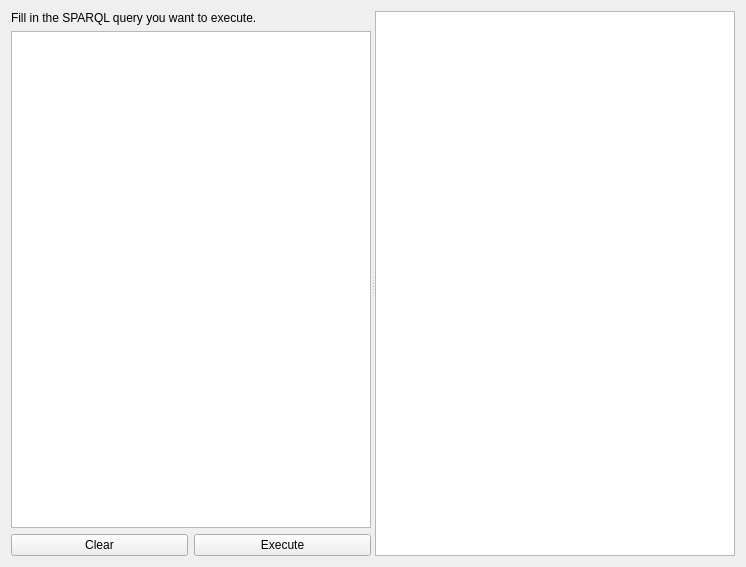
This is ui/querytab.ui in Kunstenpunt/datakwaliteit-tool as Qt 5 draws it before an edit. The edited form follows.
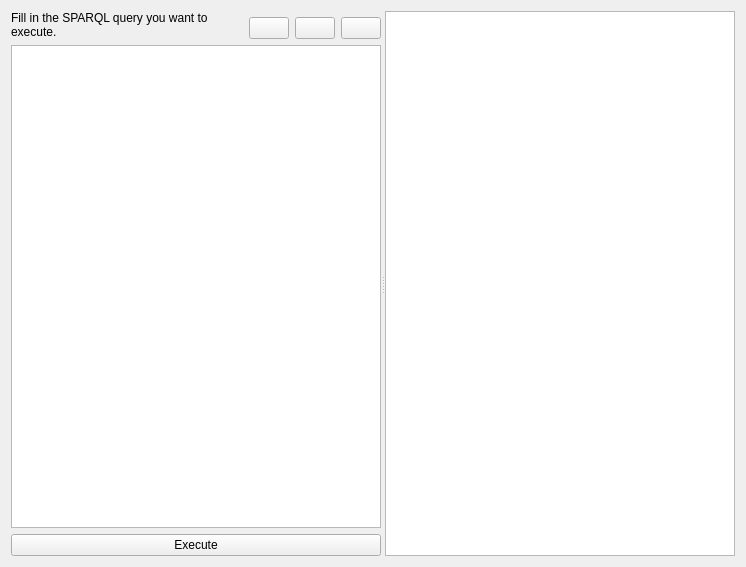
This is the edited form. Icons and pictures are not drawn.

Commit message: Add clear / copy / paste buttons to query tab.

What changed in the file:
```diff
--- a/ui/querytab.ui
+++ b/ui/querytab.ui
@@ -22,27 +22,78 @@
      <widget class="QWidget" name="verticalLayoutWidget">
       <layout class="QVBoxLayout" name="verticalLayoutLeft">
        <item>
-        <widget class="QLabel" name="labelLeft">
-         <property name="text">
-          <string>Fill in the SPARQL query you want to execute.</string>
-         </property>
-         <property name="wordWrap">
-          <bool>true</bool>
-         </property>
-        </widget>
-       </item>
-       <item>
-        <widget class="QPlainTextEdit" name="plainTextEdit"/>
-       </item>
-       <item>
-        <layout class="QHBoxLayout" name="buttonHorizontalLayout">
+        <layout class="QHBoxLayout" name="horizontalLayoutTopLeft">
          <item>
+          <widget class="QLabel" name="labelLeft">
+           <property name="text">
+            <string>Fill in the SPARQL query you want to execute.</string>
+           </property>
+           <property name="wordWrap">
+            <bool>true</bool>
+           </property>
+          </widget>
+         </item>
+         <item alignment="Qt::AlignmentFlag::AlignBottom">
           <widget class="QPushButton" name="clearButton">
+           <property name="sizePolicy">
+            <sizepolicy hsizetype="Maximum" vsizetype="Fixed">
+             <horstretch>0</horstretch>
+             <verstretch>0</verstretch>
+            </sizepolicy>
+           </property>
+           <property name="toolTip">
+            <string>Clear Query</string>
+           </property>
            <property name="text">
-            <string>Clear</string>
+            <string/>
            </property>
           </widget>
          </item>
+         <item alignment="Qt::AlignmentFlag::AlignBottom">
+          <widget class="QPushButton" name="copyButton">
+           <property name="sizePolicy">
+            <sizepolicy hsizetype="Maximum" vsizetype="Fixed">
+             <horstretch>0</horstretch>
+             <verstretch>0</verstretch>
+            </sizepolicy>
+           </property>
+           <property name="toolTip">
+            <string>Copy Query</string>
+           </property>
+           <property name="text">
+            <string/>
+           </property>
+           <property name="icon">
+            <iconset theme="QIcon::ThemeIcon::EditCopy"/>
+           </property>
+          </widget>
+         </item>
+         <item alignment="Qt::AlignmentFlag::AlignBottom">
+          <widget class="QPushButton" name="pasteButton">
+           <property name="sizePolicy">
+            <sizepolicy hsizetype="Maximum" vsizetype="Fixed">
+             <horstretch>0</horstretch>
+             <verstretch>0</verstretch>
+            </sizepolicy>
+           </property>
+           <property name="toolTip">
+            <string>Paste Query</string>
+           </property>
+           <property name="text">
+            <string/>
+           </property>
+           <property name="icon">
+            <iconset theme="QIcon::ThemeIcon::EditPaste"/>
+           </property>
+          </widget>
+         </item>
+        </layout>
+       </item>
+       <item>
+        <widget class="QPlainTextEdit" name="plainTextEdit"/>
+       </item>
+       <item>
+        <layout class="QHBoxLayout" name="horizontalLayoutBottomLeft">
          <item>
           <widget class="QPushButton" name="executeButton">
            <property name="text">
```
Left out of the diff: 41 changed lines with no effect on the pictures. The commit also changes 1 other file.
